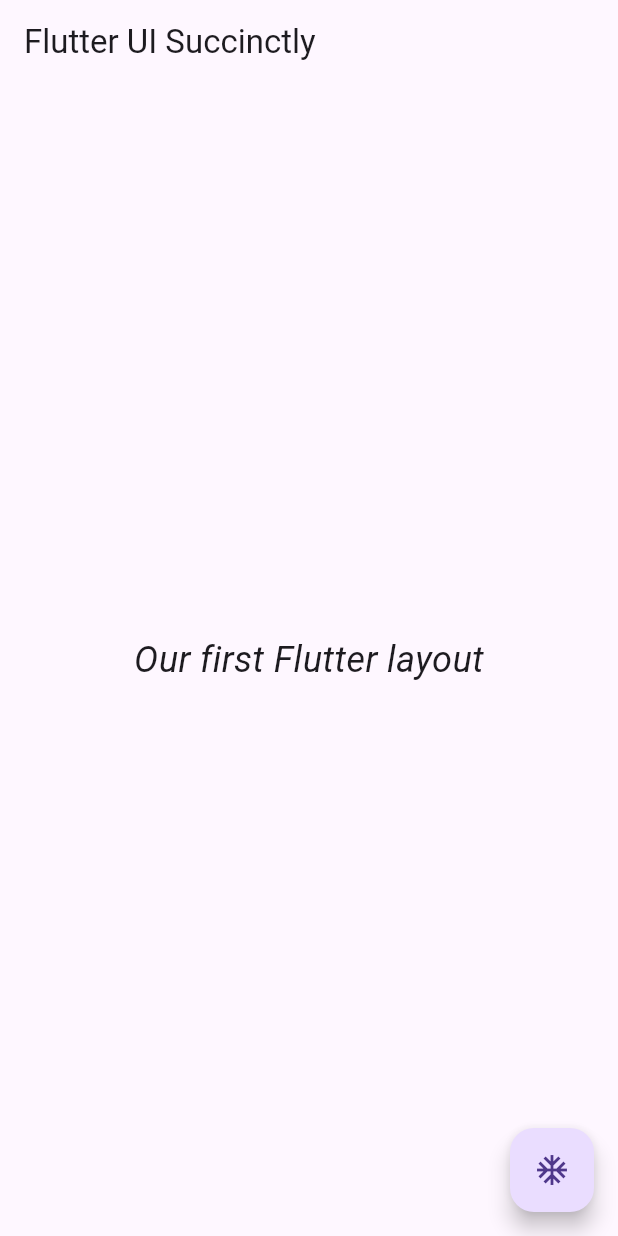
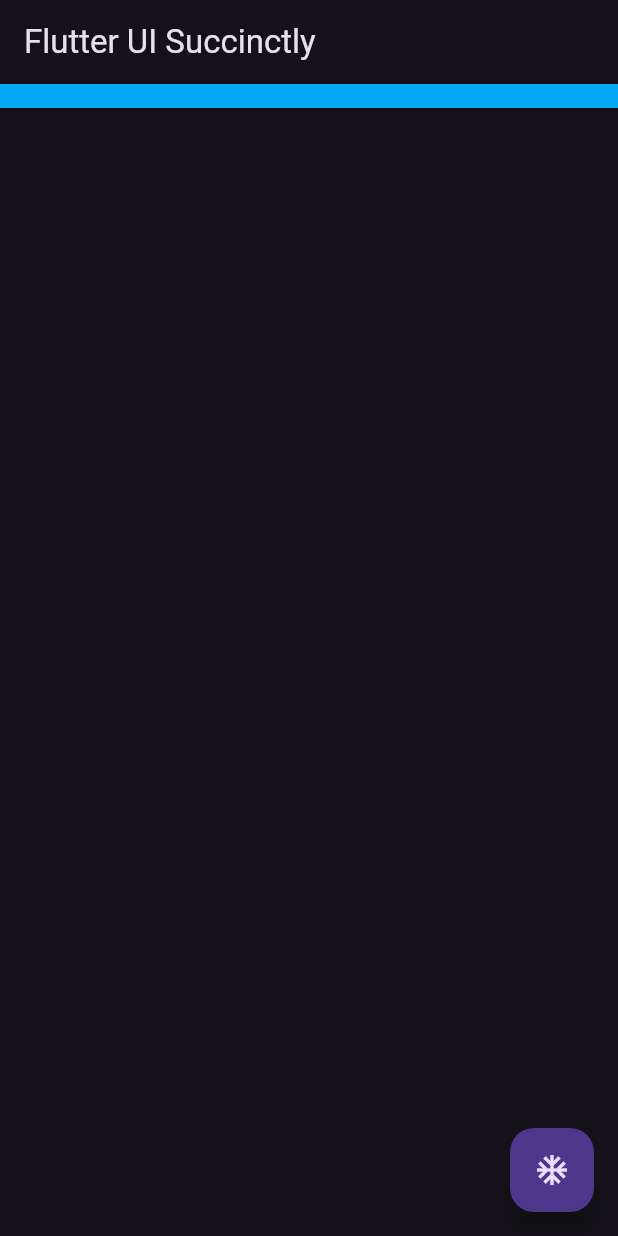
Before and after one commit to ipung-uhb/belajar_ui_flutter_09, a Flutter app: the screen it shows after launch, on a phone screen of 412 x 824 dp. Run offline on Flutter 3.47's test engine with Material 3 defaults, Android fonts, the phone set to English and light mode, and no system bars.

Commit message:
4 Add child in body Button Bar

```diff
--- a/lib/main.dart
+++ b/lib/main.dart
@@ -11,12 +11,7 @@ class MyApp extends StatelessWidget {
         appBar: AppBar(
           title: Text('Flutter UI Succinctly'),
         ),
-        body: Center(
-          child: Text(
-            'Our first Flutter layout',
-            /*style: TextStyle(fontSize: 24),*/
-          ),
-        ),
+        body: Container(color: Colors.lightBlue, child: ButtonBar()),
         floatingActionButton: FloatingActionButton(
           child: Icon(Icons.ac_unit),
           onPressed: () {
@@ -28,9 +23,9 @@ class MyApp extends StatelessWidget {
         primaryColor: Colors.indigo,
         hintColor: Colors.amber,
         textTheme: TextTheme(
-          bodyMedium: TextStyle(fontSize: 24, fontStyle: FontStyle.italic),
+          bodyMedium: TextStyle(fontSize: 26, fontStyle: FontStyle.italic),
         ),
-        brightness: Brightness.light,
+        brightness: Brightness.dark,
       ),
     );
   }
```
